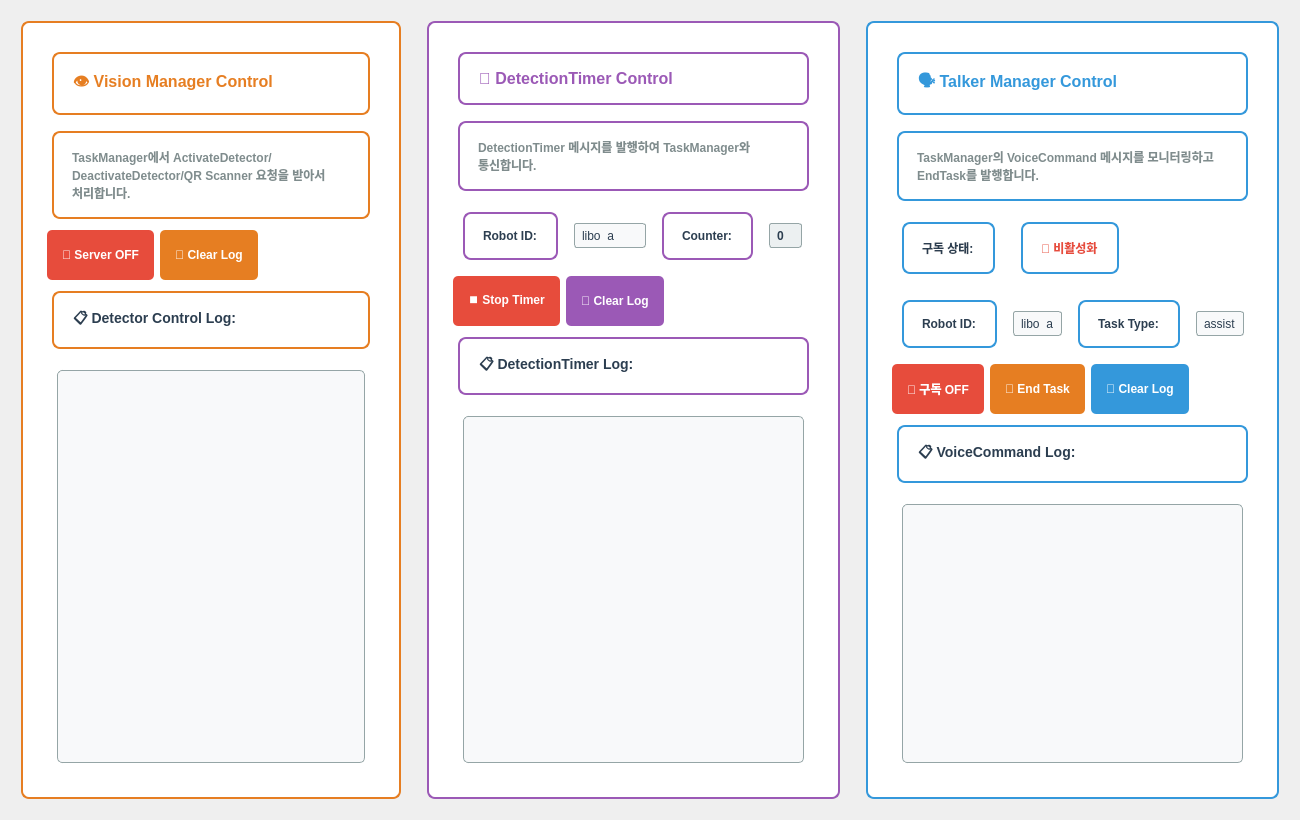
This is ros_ws/src/admin/ui/ai_server_control_tab.ui in addinedu-ros-9th/ros-repo-1 as Qt 5 draws it before an edit. The edited form follows.
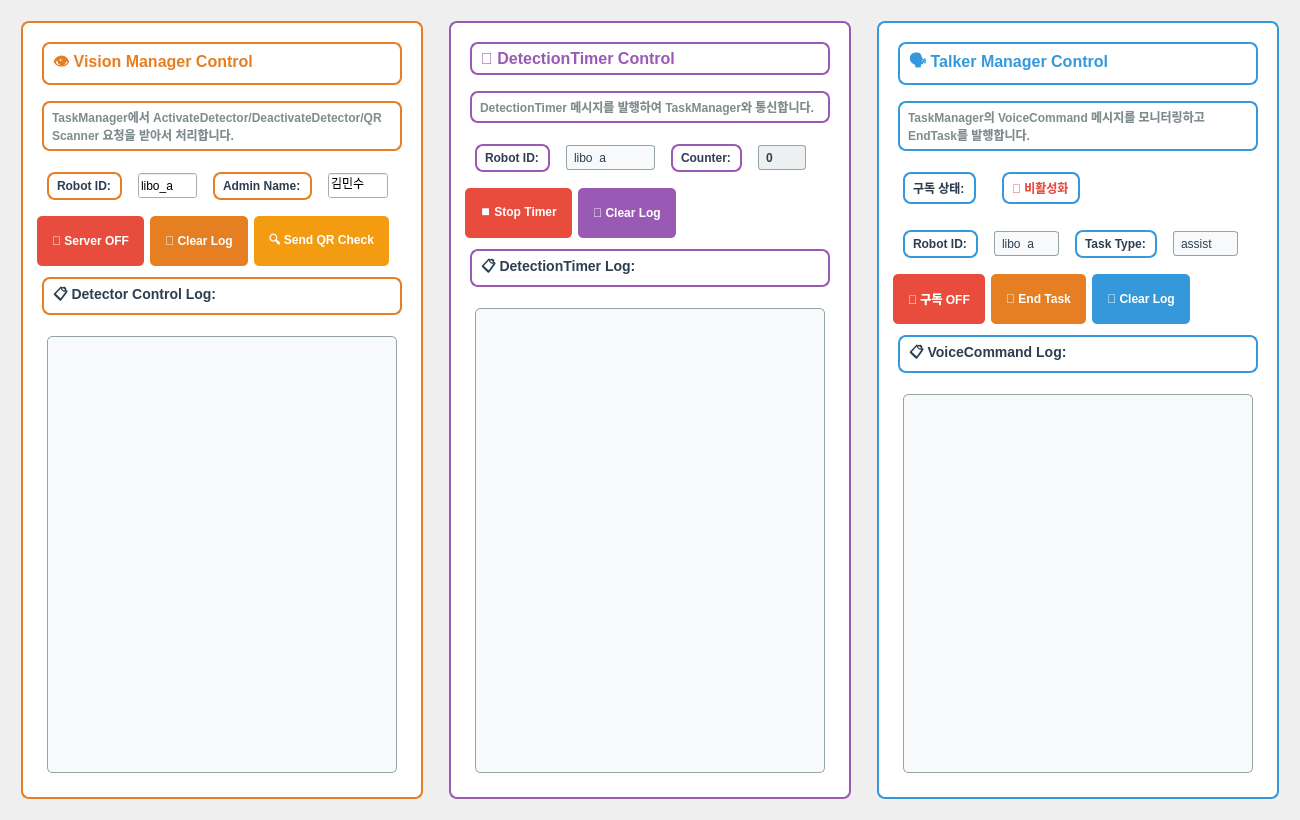
This is the edited form.

Commit message: [main] task_manager - RobotQRCheck response logic added and timing set. TESTED

```diff
--- a/ros_ws/src/admin/ui/ai_server_control_tab.ui
+++ b/ros_ws/src/admin/ui/ai_server_control_tab.ui
@@ -31,7 +31,7 @@
     border-radius: 8px;
     background-color: #ffffff;
     margin: 10px;
-    padding: 15px;
+    padding: 5px;
 }
 QLabel {
     color: #2c3e50;
@@ -94,6 +94,63 @@
         </property>
        </widget>
       </item>
+      <item>
+       <layout class="QHBoxLayout" name="robot_qr_check_input_layout">
+        <item>
+         <widget class="QLabel" name="qr_robot_id_label">
+          <property name="text">
+           <string>Robot ID:</string>
+          </property>
+         </widget>
+        </item>
+        <item>
+         <widget class="QLineEdit" name="qr_robot_id_edit">
+          <property name="maximumSize">
+           <size>
+            <width>80</width>
+            <height>25</height>
+           </size>
+          </property>
+          <property name="text">
+           <string>libo_a</string>
+          </property>
+         </widget>
+        </item>
+        <item>
+         <widget class="QLabel" name="qr_admin_name_label">
+          <property name="text">
+           <string>Admin Name:</string>
+          </property>
+         </widget>
+        </item>
+        <item>
+         <widget class="QLineEdit" name="qr_admin_name_edit">
+          <property name="maximumSize">
+           <size>
+            <width>80</width>
+            <height>25</height>
+           </size>
+          </property>
+          <property name="text">
+           <string>김민수</string>
+          </property>
+         </widget>
+        </item>
+        <item>
+         <spacer name="horizontalSpacer7">
+          <property name="orientation">
+           <enum>Qt::Horizontal</enum>
+          </property>
+          <property name="sizeHint" stdset="0">
+           <size>
+            <width>40</width>
+            <height>20</height>
+           </size>
+          </property>
+         </spacer>
+        </item>
+       </layout>
+      </item>
       <item>
        <layout class="QHBoxLayout" name="server_control_layout">
         <item>
@@ -113,6 +170,16 @@
           </property>
          </widget>
         </item>
+        <item>
+         <widget class="QPushButton" name="send_robot_qr_check_button">
+          <property name="styleSheet">
+           <string>background-color: #f39c12; color: white; border: none; padding: 10px 15px; border-radius: 5px; font-weight: bold; font-size: 12px; min-height: 30px;</string>
+          </property>
+          <property name="text">
+           <string>🔍 Send QR Check</string>
+          </property>
+         </widget>
+        </item>
         <item>
          <spacer name="horizontalSpacer">
           <property name="orientation">
@@ -168,7 +235,7 @@
     border-radius: 8px;
     background-color: #ffffff;
     margin: 10px;
-    padding: 15px;
+    padding: 5px;
 }
 QLabel {
     color: #2c3e50;
@@ -376,7 +443,7 @@
     border-radius: 8px;
     background-color: #ffffff;
     margin: 10px;
-    padding: 15px;
+    padding: 5px;
 }
 QLabel {
     color: #2c3e50;
```
The commit also changes 4 other files.
